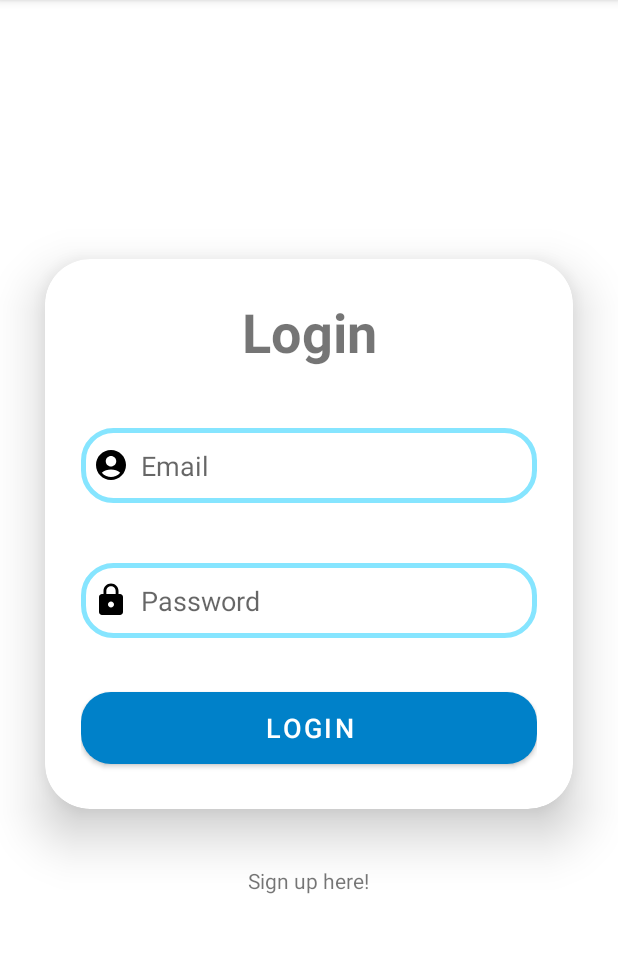
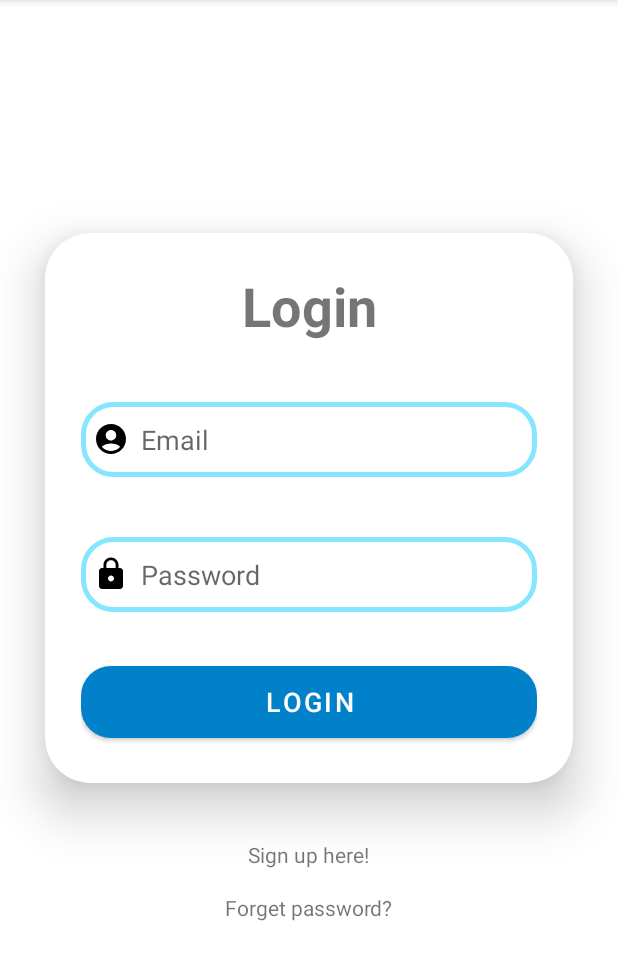
Before and after one commit to CKY531/CUDeliver, an Android app: the screen it shows after launch (MainActivity), on a phone screen of 412 x 824 dp, the part 84-1064 px from its top. Run offline under Robolectric (Android 15) with nearby library versions, the phone set to English and light mode, and no system bars; our stand-ins replace Firebase (no records; nobody signed in at launch, a user with empty details on screens opened directly).

Commit message:
minor bugfix and refractor

```diff
--- a/app/src/main/java/edu/cuhk/cudeliver/OrderActivity.java
+++ b/app/src/main/java/edu/cuhk/cudeliver/OrderActivity.java
@@ -126,8 +126,7 @@ public class OrderActivity extends AppCompatActivity {
         update.setOnClickListener(new View.OnClickListener() {
             @Override
             public void onClick(View view) {
-                InputMethodManager imm = (InputMethodManager)getSystemService(Context.INPUT_METHOD_SERVICE);
-                imm.hideSoftInputFromWindow(view.getWindowToken(), 0);
+                Utils.hideKeyboard(view,OrderActivity.this);
                 progressDialog.show();
                 String op =  oldPassword.getText().toString().trim();
                 String np1 = newPassword1.getText().toString().trim();
--- a/app/src/main/java/edu/cuhk/cudeliver/SignUpActivity.java
+++ b/app/src/main/java/edu/cuhk/cudeliver/SignUpActivity.java
@@ -75,8 +75,7 @@ public class SignUpActivity extends AppCompatActivity {
         // signup onClick
         signupBtn.setOnClickListener(view -> {
             //hide keyboard
-            InputMethodManager imm = (InputMethodManager)getSystemService(Context.INPUT_METHOD_SERVICE);
-            imm.hideSoftInputFromWindow(view.getWindowToken(), 0);
+            Utils.hideKeyboard(view,SignUpActivity.this);
 
             progressDialog.show();
 
--- a/app/src/main/java/edu/cuhk/cudeliver/YourOrderFragment.java
+++ b/app/src/main/java/edu/cuhk/cudeliver/YourOrderFragment.java
@@ -107,8 +107,10 @@ public class YourOrderFragment extends Fragment implements SwipeRefreshLayout.On
             @Override
             public void onScrolled(@NonNull RecyclerView recyclerView, int dx, int dy) {
                 super.onScrolled(recyclerView, dx, dy);
-                if (linearLayoutManager != null && linearLayoutManager.findLastCompletelyVisibleItemPosition() == mOrderInfoList.size() - 1) {
-                    Utils.showMessage((View) getActivity().findViewById(android.R.id.content), "Reached bottom", Utils.NEUTRAL);
+                if (mOrderInfoList.size() > 4){
+                    if (linearLayoutManager != null && linearLayoutManager.findLastCompletelyVisibleItemPosition() == mOrderInfoList.size() - 1) {
+                        Utils.showMessage((View) getActivity().findViewById(android.R.id.content), "Reached bottom", Utils.NEUTRAL);
+                    }
                 }
             }
         });
--- a/app/src/main/res/layout/activity_main.xml
+++ b/app/src/main/res/layout/activity_main.xml
@@ -78,6 +78,14 @@
         android:text="Sign up here!"
         android:textSize="14sp"
         android:id="@+id/text_signup"
+        android:layout_marginBottom="0dp"/>
+    <TextView
+        android:layout_width="wrap_content"
+        android:layout_height="wrap_content"
+        android:padding="8dp"
+        android:text="Forget password?"
+        android:textSize="14sp"
+        android:id="@+id/text_forget_password"
         android:layout_marginBottom="20dp"/>
 
 </LinearLayout>
--- a/app/src/main/res/layout/dialog_change_password.xml
+++ b/app/src/main/res/layout/dialog_change_password.xml
@@ -8,7 +8,7 @@
     android:layout_height="match_parent"
     android:orientation="vertical"
     android:gravity="center"
-    tools:context=".SignUpActivity"
+    tools:context=".OrderActivity"
     >
 
     <LinearLayout
```
Also changed, not shown: app/src/main/java/edu/cuhk/cudeliver/OrderDisplayFragment.java (+4 -3 lines).
